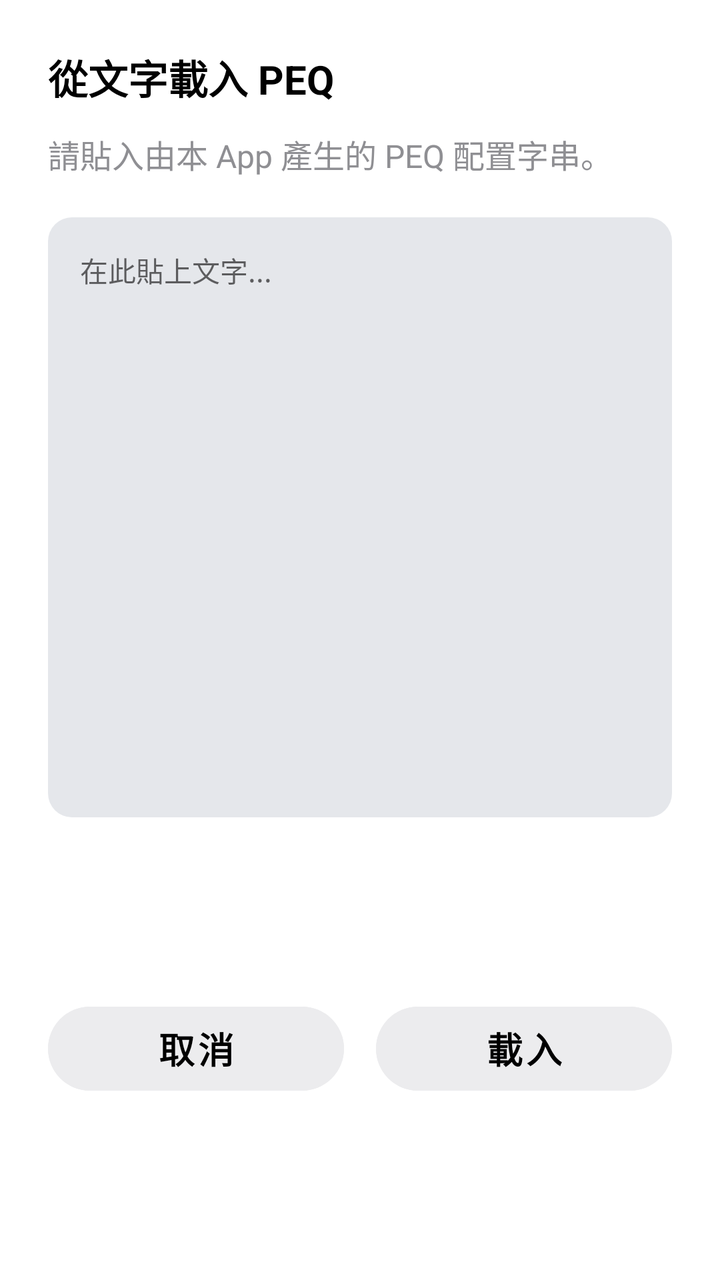
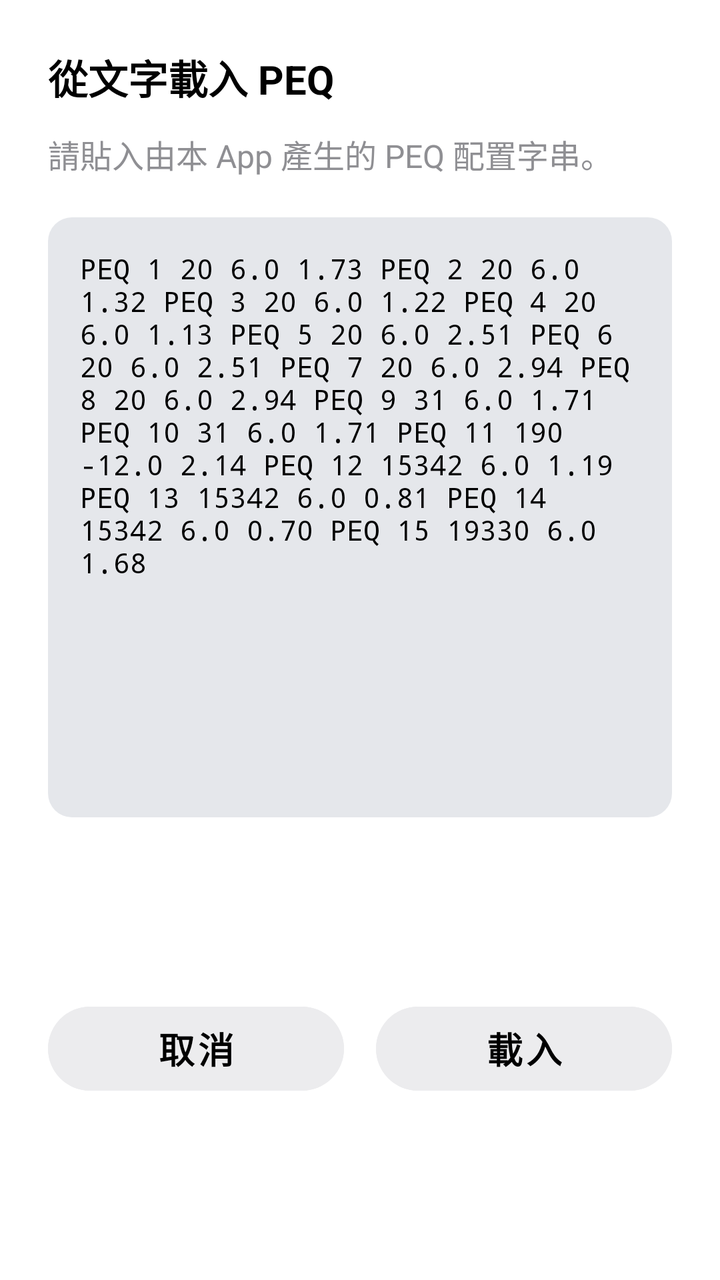

Screens rendered from an Android XML layout before and after an edit, with the pre-edit source and the edit as a unified diff.
<!-- AndroidManifest.xml: application theme Theme.MLControlCore -->
<!-- res/layout/dialog_peq_load.xml -->
<?xml version="1.0" encoding="utf-8"?>
<androidx.constraintlayout.widget.ConstraintLayout xmlns:android="http://schemas.android.com/apk/res/android"
    xmlns:app="http://schemas.android.com/apk/res-auto"
    android:layout_width="match_parent"
    android:layout_height="wrap_content"
    android:padding="24dp">

    <TextView
        android:id="@+id/tvTitle"
        android:layout_width="wrap_content"
        android:layout_height="wrap_content"
        android:text="從文字載入 PEQ"
        android:textColor="@color/black"
        android:textSize="20sp"
        android:textStyle="bold"
        app:layout_constraintStart_toStartOf="parent"
        app:layout_constraintTop_toTopOf="parent" />

    <TextView
        android:id="@+id/tvDescription"
        android:layout_width="0dp"
        android:layout_height="wrap_content"
        android:layout_marginTop="12dp"
        android:text="請貼入由本 App 產生的 PEQ 配置字串。"
        android:textColor="@color/system_dark_gray"
        android:textSize="16sp"
        app:layout_constraintEnd_toEndOf="parent"
        app:layout_constraintStart_toStartOf="parent"
        app:layout_constraintTop_toBottomOf="@id/tvTitle" />

    <EditText
        android:id="@+id/etPeqInput"
        android:layout_width="match_parent"
        android:layout_height="wrap_content"
        android:layout_marginTop="20dp"
        android:background="@drawable/bg_rounded_gray"
        android:gravity="top|start"
        android:hint="在此貼上文字..."
        android:minHeight="300dp"
        android:padding="16dp"
        android:textColor="@color/black"
        android:textSize="14sp"
        android:typeface="monospace"
        app:layout_constraintTop_toBottomOf="@id/tvDescription" />

    <LinearLayout
        android:layout_width="match_parent"
        android:layout_height="wrap_content"
        android:layout_marginTop="24dp"
        android:orientation="horizontal"
        app:layout_constraintTop_toBottomOf="@id/etPeqInput"
        app:layout_constraintBottom_toBottomOf="parent">

        <com.google.android.material.button.MaterialButton
            android:id="@+id/btnCancel"
            style="@style/Widget.MaterialComponents.Button.UnelevatedButton"
            android:layout_width="0dp"
            android:layout_height="54dp"
            android:layout_marginEnd="8dp"
            android:layout_weight="1"
            android:backgroundTint="@color/system_gray"
            android:text="取消"
            android:textColor="@color/black"
            android:textSize="18sp"
            android:textStyle="bold"
            app:cornerRadius="27dp" />

        <com.google.android.material.button.MaterialButton
            android:id="@+id/btnLoad"
            style="@style/Widget.MaterialComponents.Button.UnelevatedButton"
            android:layout_width="0dp"
            android:layout_height="54dp"
            android:layout_marginStart="8dp"
            android:layout_weight="1"
            android:backgroundTint="@color/system_gray"
            android:text="載入"
            android:textColor="@color/black"
            android:textSize="18sp"
            android:textStyle="bold"
            app:cornerRadius="27dp" />
    </LinearLayout>

</androidx.constraintlayout.widget.ConstraintLayout>
<!-- resources referenced by this layout -->
<resources>
  <color name="black">#FF000000</color>
  <color name="system_dark_gray">#8f8f93</color>
  <color name="system_gray">#ECECEE</color>
  <!-- drawable bg_rounded_gray (drawable) -->
  <?xml version="1.0" encoding="utf-8"?>
  <shape xmlns:android="http://schemas.android.com/apk/res/android">
      <solid android:color="#E5E7EB" />
      <corners android:radius="12dp" />
  </shape>
  <style name="Theme.MLControlCore" parent="Theme.MaterialComponents.Light.NoActionBar">
          
  
  
  
  
  
  
  
  
      </style>
</resources>

<!-- the commit's change to res/layout/dialog_peq_load.xml (unified diff, before → after) -->
@@ -36,6 +36,7 @@
         android:background="@drawable/bg_rounded_gray"
         android:gravity="top|start"
         android:hint="在此貼上文字..."
+        android:text="PEQ 1 20 6.0 1.73 PEQ 2 20 6.0 1.32 PEQ 3 20 6.0 1.22 PEQ 4 20 6.0 1.13 PEQ 5 20 6.0 2.51 PEQ 6 20 6.0 2.51 PEQ 7 20 6.0 2.94 PEQ 8 20 6.0 2.94 PEQ 9 31 6.0 1.71 PEQ 10 31 6.0 1.71 PEQ 11 190 -12.0 2.14 PEQ 12 15342 6.0 1.19 PEQ 13 15342 6.0 0.81 PEQ 14 15342 6.0 0.70 PEQ 15 19330 6.0 1.68"
         android:minHeight="300dp"
         android:padding="16dp"
         android:textColor="@color/black"
